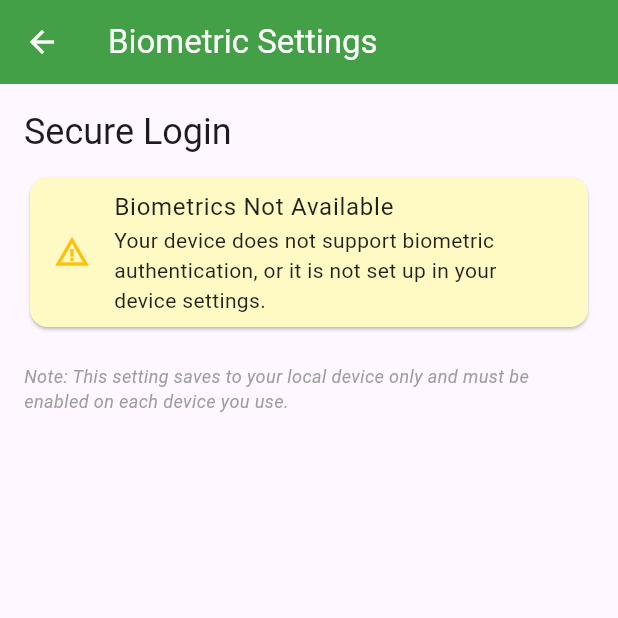
After one commit to lifeisnothathard/FeelCare, a Flutter app: the ProfileScreen screen opened by its route, after a tap on "Manage Biometric Login", on a phone screen of 412 x 824 dp, the top half of it. The commit adds this screen. Run offline on Flutter 3.47's test engine with Material 3 defaults, Android fonts, the phone set to English and light mode, and no system bars; our stand-ins replace cloud_firestore, firebase_auth, firebase_core, firebase_storage, flutter_local_notifications, image_picker and 3 more; missing offline and left inert: flutter_facebook_auth; accounts and stored records are empty.

Commit message:
firebase, biometric, solve error

```diff
--- /dev/null
+++ b/lib/pages/biometric_settings.dart
@@ -0,0 +1,174 @@
+// TODO Implement this library.// lib/pages/biometric_settings.dart
+
+import 'package:flutter/material.dart';
+import 'package:local_auth/local_auth.dart';
+import 'package:shared_preferences/shared_preferences.dart';
+
+class BiometricSettingsScreen extends StatefulWidget {
+  const BiometricSettingsScreen({super.key});
+
+  @override
+  State<BiometricSettingsScreen> createState() =>
+      _BiometricSettingsScreenState();
+}
+
+class _BiometricSettingsScreenState extends State<BiometricSettingsScreen> {
+  final LocalAuthentication auth = LocalAuthentication();
+  bool _canCheckBiometrics = false;
+  bool _isBiometricEnabled = false;
+  bool _isLoading = true;
+  String _biometricType = 'Biometric';
+
+  @override
+  void initState() {
+    super.initState();
+    _checkBiometrics();
+    _loadBiometricSetting();
+  }
+
+  Future<void> _checkBiometrics() async {
+    bool canCheck = false;
+    List<BiometricType> availableBiometrics = [];
+
+    try {
+      canCheck = await auth.canCheckBiometrics;
+      if (canCheck) {
+        availableBiometrics = await auth.getAvailableBiometrics();
+        if (availableBiometrics.contains(BiometricType.face)) {
+          _biometricType = 'Face ID/Face Authentication';
+        } else if (availableBiometrics.contains(BiometricType.fingerprint)) {
+          _biometricType = 'Fingerprint/Touch ID';
+        } else {
+          _biometricType = 'Biometric';
+        }
+      }
+    } catch (e) {
+      print("Error checking biometrics: $e");
+      canCheck = false;
+    }
+
+    if (mounted) {
+      setState(() {
+        _canCheckBiometrics = canCheck;
+      });
+    }
+  }
+
+  Future<void> _loadBiometricSetting() async {
+    final prefs = await SharedPreferences.getInstance();
+    if (mounted) {
+      setState(() {
+        // Use a key to store the setting. Change this key if needed.
+        _isBiometricEnabled = prefs.getBool('isBiometricEnabled') ?? false;
+        _isLoading = false;
+      });
+    }
+  }
+
+  Future<void> _toggleBiometric(bool newValue) async {
+    // If the user is trying to enable biometrics, check if they are authorized first.
+    if (newValue) {
+      bool authenticated = false;
+      try {
+        authenticated = await auth.authenticate(
+          localizedReason: 'Verify your identity to enable $_biometricType login',
+          options: const AuthenticationOptions(
+            stickyAuth: true,
+          ),
+        );
+      } catch (e) {
+        print("Authentication error: $e");
+      }
+
+      if (authenticated) {
+        final prefs = await SharedPreferences.getInstance();
+        await prefs.setBool('isBiometricEnabled', true);
+        if (mounted) {
+          setState(() {
+            _isBiometricEnabled = true;
+          });
+          ScaffoldMessenger.of(context).showSnackBar(
+            SnackBar(content: Text('$_biometricType login enabled successfully!')),
+          );
+        }
+      } else {
+        // Authentication failed or was cancelled, keep the switch off
+        if (mounted) {
+          ScaffoldMessenger.of(context).showSnackBar(
+            SnackBar(content: Text('Authentication failed or cancelled.')),
+          );
+        }
+      }
+    } else {
+      // Disabling biometrics
+      final prefs = await SharedPreferences.getInstance();
+      await prefs.setBool('isBiometricEnabled', false);
+      if (mounted) {
+        setState(() {
+          _isBiometricEnabled = false;
+        });
+        ScaffoldMessenger.of(context).showSnackBar(
+          SnackBar(content: Text('$_biometricType login disabled.')),
+        );
+      }
+    }
+  }
+
+  @override
+  Widget build(BuildContext context) {
+    final colorScheme = Theme.of(context).colorScheme;
+
+    return Scaffold(
+      appBar: AppBar(
+        title: const Text('Biometric Settings'),
+        backgroundColor: colorScheme.primary,
+        foregroundColor: colorScheme.onPrimary,
+      ),
+      body: _isLoading
+          ? Center(child: CircularProgressIndicator(color: colorScheme.primary))
+          : SingleChildScrollView(
+              padding: const EdgeInsets.all(16.0),
+              child: Column(
+                crossAxisAlignment: CrossAxisAlignment.start,
+                children: [
+                  Text(
+                    'Secure Login',
+                    style: Theme.of(context).textTheme.headlineSmall,
+                  ),
+                  const SizedBox(height: 10),
+
+                  if (_canCheckBiometrics)
+                    // This is the TOGGLE SWITCH!
+                    Card(
+                      elevation: 2,
+                      child: SwitchListTile(
+                        title: Text('Enable $_biometricType Login'),
+                        subtitle: Text(
+                            'Use your device\'s $_biometricType for faster login.'),
+                        value: _isBiometricEnabled,
+                        onChanged: _toggleBiometric,
+                        secondary: Icon(Icons.fingerprint, color: colorScheme.primary),
+                      ),
+                    )
+                  else
+                    // Message if biometrics are not available
+                    Card(
+                      color: Colors.yellow[100],
+                      child: const ListTile(
+                        leading: Icon(Icons.warning_amber, color: Colors.amber),
+                        title: Text('Biometrics Not Available'),
+                        subtitle: Text(
+                            'Your device does not support biometric authentication, or it is not set up in your device settings.'),
+                      ),
+                    ),
+                  const SizedBox(height: 20),
+                  const Text(
+                    'Note: This setting saves to your local device only and must be enabled on each device you use.',
+                    style: TextStyle(fontSize: 12, fontStyle: FontStyle.italic, color: Colors.grey),
+                  ),
+                ],
+              ),
+            ),
+    );
+  }
+}
--- a/lib/pages/profile_screen.dart
+++ b/lib/pages/profile_screen.dart
@@ -138,7 +138,6 @@ class _ProfileScreenState extends State<ProfileScreen> {
   @override
   Widget build(BuildContext context) {
 	// Get the latest user object every time build is called
-    // This is crucial for reflecting changes from _pickImage or _updateProfile
 	final user = FirebaseAuth.instance.currentUser;
 	final colorScheme = Theme.of(context).colorScheme;
 	final textTheme = Theme.of(context).textTheme;
@@ -234,6 +233,21 @@ class _ProfileScreenState extends State<ProfileScreen> {
 				  ),
 				  const SizedBox(height: 20),
 
+				  // --- START: ADDED BIOMETRIC SETTINGS BUTTON ---
+				  ListTile(
+					leading: Icon(Icons.fingerprint, color: colorScheme.primary),
+					title: const Text('Manage Biometric Login'),
+					subtitle: const Text('Enable Face ID or Fingerprint for quick sign-in.'),
+					trailing: Icon(Icons.arrow_forward_ios, size: 16, color: colorScheme.onSurface.withOpacity(0.5)),
+					onTap: () {
+					  // Navigate to the new biometric settings page
+					  Navigator.pushNamed(context, '/biometric_settings');
+					},
+				  ),
+				  const Divider(height: 1, thickness: 1), // Separator for settings
+				  const SizedBox(height: 24.0),
+				  // --- END: ADDED BIOMETRIC SETTINGS BUTTON ---
+
 				  Row(
 					children: [
 					  Expanded( // Keep this expanded if you want the Sign out button to take full width
--- /dev/null
+++ b/lib/services/notification_service.dart
@@ -0,0 +1 @@
+// TODO Implement this library.
--- a/pubspec.yaml
+++ b/pubspec.yaml
@@ -27,8 +27,10 @@ dependencies:
   firebase_storage: ^12.4.7
   cloud_firestore: 5.6.9 # <<< ADD THIS LINE
   table_calendar: ^3.0.9 # We'll need this later for the calendar
-  flutter_local_notifications: ^17.0.0 # We'll need this later for notifications
+  flutter_local_notifications: ^19.5.0 # We'll need this later for notifications
   intl: ^0.20.2
+  firebase_messaging: ^15.2.8
+  timezone: ^0.10.1
 
 
 dev_dependencies:
```
Also changed, not shown: lib/main.dart (+56 -45 lines), pubspec.lock, 5 other files. Lines whose indentation alone changed are shown as unchanged.
